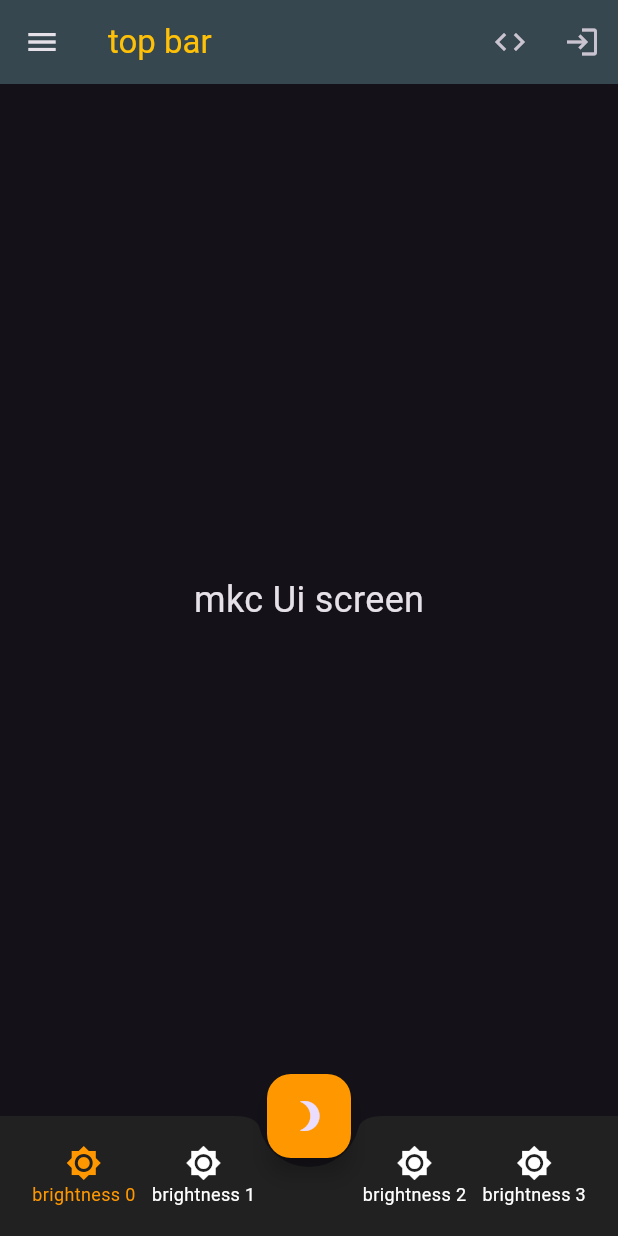
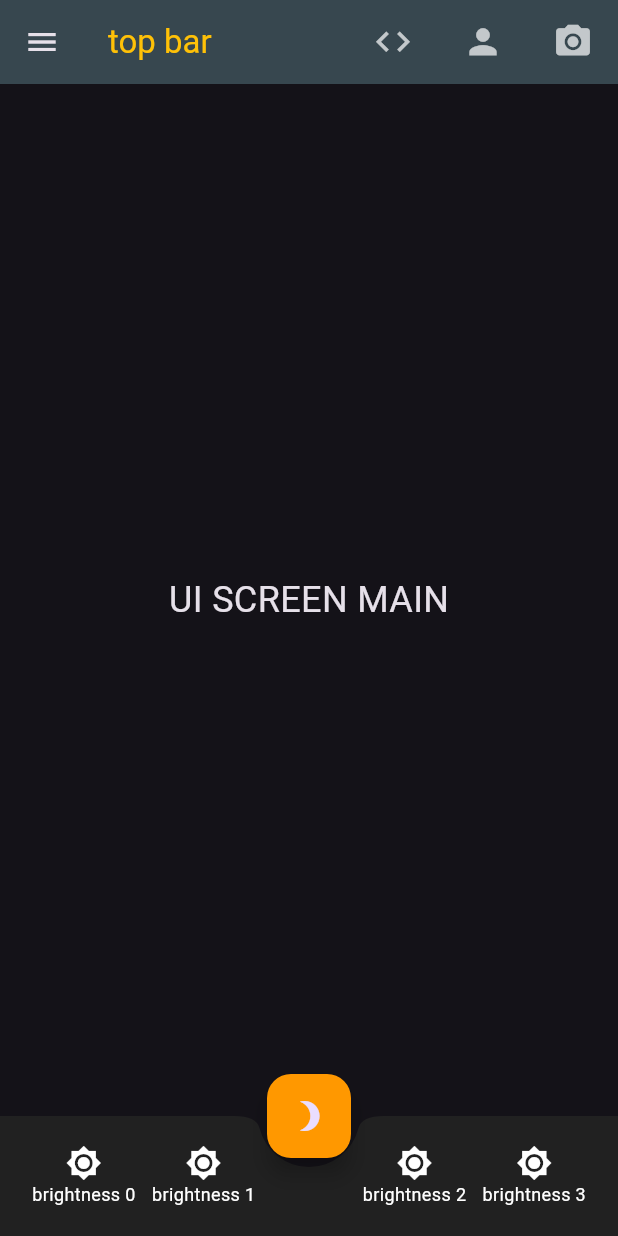
Before and after one commit to Tushar-sketch-bit/flying_colors, a Flutter app: the screen it shows after launch, after a tap on the "code" icon, on a phone screen of 412 x 824 dp. Run offline on Flutter 3.47's test engine with Material 3 defaults, Android fonts, the phone set to English and light mode, and no system bars; Roboto replaces fonts that are missing (arial).

Commit message:
Added top ui buttons

```diff
--- a/project/lib/main.dart
+++ b/project/lib/main.dart
@@ -5,6 +5,56 @@
   runApp(const MyApp());
 }
 
+class HoverIconButton extends StatefulWidget {
+  final IconData icon;
+  final String tooltip;
+  final VoidCallback onPressed;
+
+  const HoverIconButton({
+    super.key,
+    required this.icon,
+    required this.tooltip,
+    required this.onPressed,
+  });
+
+  @override
+  State<HoverIconButton> createState() => _HoverIconButtonState();
+}
+
+class _HoverIconButtonState extends State<HoverIconButton> {
+  bool isHovered = false;
+  @override
+  Widget build(BuildContext context) {
+    return Tooltip(
+      message: widget.tooltip,
+      child: MouseRegion(
+        onEnter: (_) => setState(() => isHovered = true),
+        onExit: (_) => setState(() => isHovered = false),
+        child: Container(
+          margin: const EdgeInsets.symmetric(horizontal: 6.0),
+          decoration: BoxDecoration(
+            color: isHovered ? Colors.orange[500] : Colors.transparent,
+            borderRadius: BorderRadius.circular(8.0),
+          ),
+          child: IconButton(
+            icon: Icon(
+              widget.icon,
+              color: isHovered ? Colors.orange.shade100 : Colors.white70,
+            ),
+            onPressed: widget.onPressed,
+            iconSize: isHovered ? 30 : 27,
+          ),
+        ),
+      ),
+    );
+  }
+}
+
+//class MenuButton extends StatefulWidget {
+//final IconData icon;
+//final Tooltip tooltip;
+//final
+//}
 class MyApp extends StatelessWidget {
   const MyApp({super.key});
 
@@ -12,7 +62,7 @@
   @override
   Widget build(BuildContext context) {
     return MaterialApp(
-      title: 'MKC UI',
+      title: 'UI SCREEN MAIN',
       theme: ThemeData.dark(),
       // theme: ThemeData(),
       home: MyHomePage(),
@@ -22,10 +72,11 @@
 
 class MyHomePage extends StatelessWidget {
   const MyHomePage({super.key});
-  void openLink() async {
-    final Uri url = Uri.parse("https://github.com/Tushar-sketch-bit");
-    if (await canLaunchUrl(url)) {
-      await launchUrl(url);
+  Future<void> openLink(String url) async {
+    final Uri uri = Uri.parse(url);
+    if (await canLaunchUrl(uri)) {
+      await launchUrl(uri);
+      throw 'could not launch $url';
     }
   }
 
@@ -38,19 +89,30 @@
         leading: Icon(Icons.menu),
         title: Text("top bar", style: TextStyle(color: Colors.amber)),
         actions: [
-          Row(
-            mainAxisSize: MainAxisSize.min,
-            mainAxisAlignment: MainAxisAlignment.spaceAround,
-            children: [
-              IconButton(icon: Icon(Icons.code), onPressed: openLink),
-              IconButton(icon: Icon(Icons.login), onPressed: () {}),
-            ],
+          HoverIconButton(
+            icon: Icons.code,
+            tooltip: 'GitHub',
+            onPressed: () => openLink("https://github.com/Tushar-sketch-bit"),
+          ),
+          HoverIconButton(
+            icon: Icons.person,
+            tooltip: 'Linkdin',
+            onPressed:
+                () => openLink(
+                  "https://www.linkedin.com/in/tushar-malik-0b331b346/",
+                ),
+          ),
+          HoverIconButton(
+            icon: Icons.camera_alt,
+            tooltip: 'Instagram',
+            onPressed:
+                () => openLink("https://www.instagram.com/tushar_malik_99"),
           ),
         ],
       ),
       body: Center(
         child: Text(
-          "mkc Ui screen",
+          "UI SCREEN MAIN",
           style: TextStyle(fontSize: 24, fontFamily: 'arial'),
         ),
       ),
@@ -61,7 +123,7 @@
         child: Row(
           mainAxisAlignment: MainAxisAlignment.spaceAround,
           children: [
-            navItem(Icons.brightness_high, "brightness 0", true),
+            navItem(Icons.brightness_high, "brightness 0", false),
             navItem(Icons.brightness_high, "brightness 1", false),
             SizedBox(width: 50),
             navItem(Icons.brightness_high, "brightness 2", false),
```
